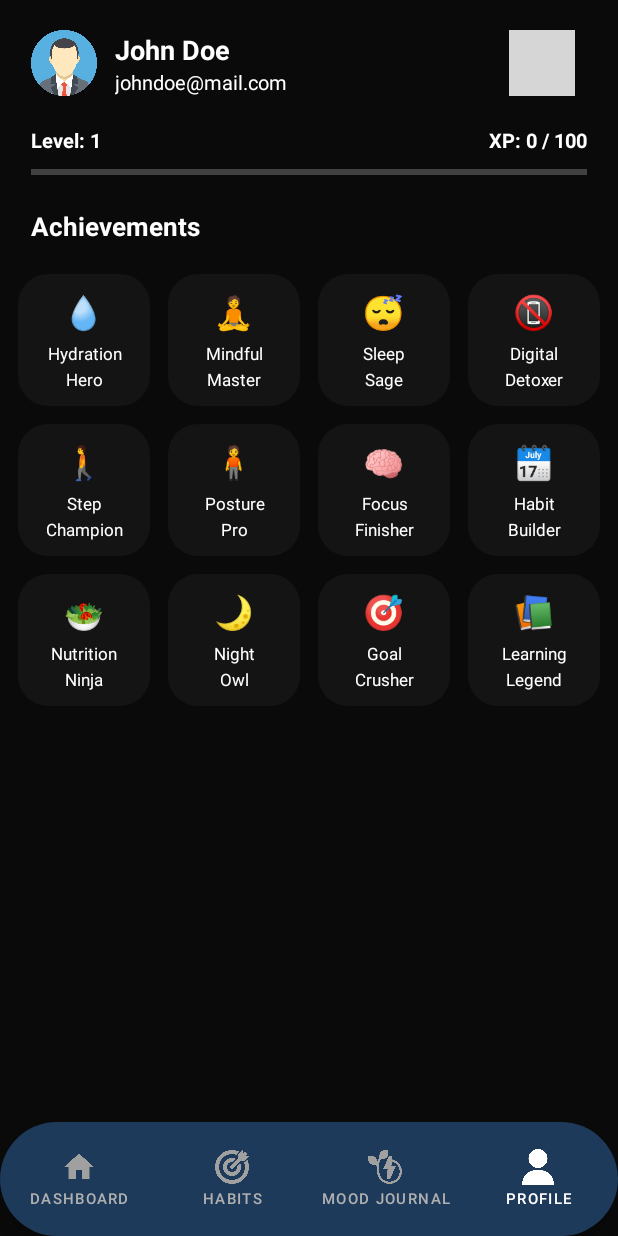
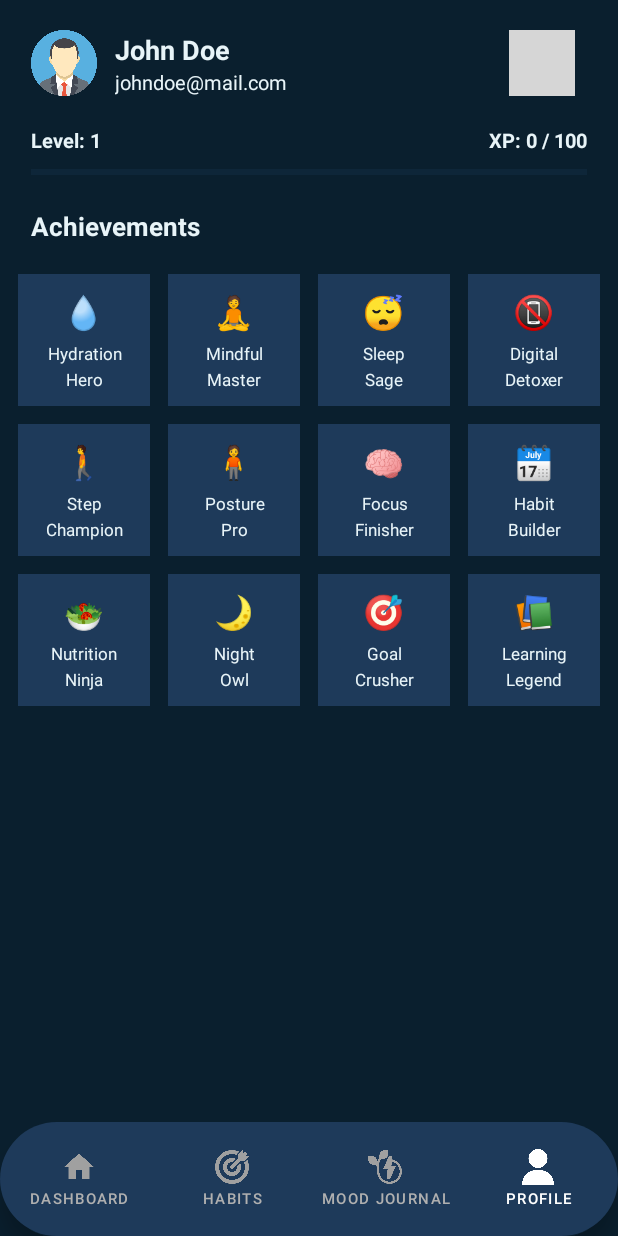
Before and after one commit to OsandaMadugalle/Wellness_Pro, an Android app: the ProfileScreen screen opened directly, with no data from a screen before it, on a phone screen of 412 x 824 dp. Run offline under Robolectric (Android 15) with nearby library versions, the phone set to English and light mode, and no system bars; grey boxes are pictures that could not be loaded.

Commit message:
profile screen color changed

```diff
--- a/app/src/main/res/layout/activity_profile_screen.xml
+++ b/app/src/main/res/layout/activity_profile_screen.xml
@@ -5,7 +5,7 @@
     android:id="@+id/main"
     android:layout_width="match_parent"
     android:layout_height="match_parent"
-    android:background="@color/app_background_dark"
+    android:background="#FF0A1F2E"
     android:paddingTop="24dp"
     tools:context=".ProfileScreen">
 
@@ -43,8 +43,8 @@
         android:paddingStart="12dp"
         android:paddingEnd="12dp"
         android:text="@string/log_out"
-        android:textColor="@color/text_white"
-        app:backgroundTint="@color/button_red"
+        android:textColor="#FFE8F4F8"
+        app:backgroundTint="#FFFF5252"
         app:layout_constraintEnd_toEndOf="@id/guidelineEnd"
         app:layout_constraintTop_toTopOf="@id/imageViewAvatar"
         app:layout_constraintBottom_toBottomOf="@id/imageViewAvatar" />
@@ -82,7 +82,7 @@
             android:ellipsize="end"
             android:maxLines="1"
             android:text="@string/name"
-            android:textColor="@color/text_white"
+            android:textColor="#FFE8F4F8"
             android:textSize="18sp"
             android:textStyle="bold" />
 
@@ -93,7 +93,7 @@
             android:ellipsize="end"
             android:maxLines="1"
             android:text="@string/mail"
-            android:textColor="@color/text_white"
+            android:textColor="#FFE8F4F8"
             android:textSize="13sp" />
     </LinearLayout>
 
@@ -111,7 +111,7 @@
             android:layout_width="wrap_content"
             android:layout_height="wrap_content"
             android:text="@string/level"
-            android:textColor="@color/text_white"
+            android:textColor="#FFE8F4F8"
             android:textSize="13sp"
             android:textStyle="bold"
             app:layout_constraintStart_toStartOf="parent"
@@ -122,7 +122,7 @@
             android:layout_width="wrap_content"
             android:layout_height="wrap_content"
             android:text="@string/xp"
-            android:textColor="@color/text_white"
+            android:textColor="#FFE8F4F8"
             android:textSize="13sp"
             android:textStyle="bold"
             app:layout_constraintEnd_toEndOf="parent"
@@ -139,8 +139,8 @@
             app:layout_constraintStart_toStartOf="parent"
             app:layout_constraintEnd_toEndOf="parent"
             app:layout_constraintTop_toBottomOf="@id/textViewLevel"
-            android:progressTint="@color/purple_500"
-            android:progressBackgroundTint="@color/grey_300" />
+            android:progressTint="#FF4CAF50"
+            android:progressBackgroundTint="#FF1E3A5A" />
 
     </androidx.constraintlayout.widget.ConstraintLayout>
 
@@ -150,7 +150,7 @@
         android:layout_height="wrap_content"
         android:layout_marginTop="20dp"
         android:text="@string/achievements"
-        android:textColor="@color/text_white"
+        android:textColor="#FFE8F4F8"
         android:textSize="17sp"
         android:textStyle="bold"
         app:layout_constraintStart_toStartOf="@id/guidelineStart"
@@ -194,7 +194,7 @@
                 android:id="@+id/challengeItemHydration"
                 android:layout_width="0dp"
                 android:layout_height="wrap_content"
-                android:background="@drawable/box_corners_rounded_very_dark"
+                android:background="#FF1E3A5A"
                 android:padding="10dp">
 
                 <TextView
@@ -202,7 +202,7 @@
                     android:layout_width="wrap_content"
                     android:layout_height="wrap_content"
                     android:text="@string/emoji_hydration"
-                    android:textColor="@color/text_white"
+                    android:textColor="#FFE8F4F8"
                     android:textSize="22sp"
                     android:textStyle="bold"
                     app:layout_constraintEnd_toEndOf="parent"
@@ -218,7 +218,7 @@
                     android:gravity="center_horizontal"
                     android:maxLines="1"
                     android:text="@string/ac_hydration"
-                    android:textColor="@color/text_white"
+                    android:textColor="#FFE8F4F8"
                     android:textSize="11sp"
                     app:layout_constrainedWidth="true"
                     app:layout_constraintEnd_toEndOf="parent"
@@ -234,7 +234,7 @@
                     android:gravity="center_horizontal"
                     android:maxLines="1"
                     android:text="@string/ac_hero"
-                    android:textColor="@color/text_white"
+                    android:textColor="#FFE8F4F8"
                     android:textSize="11sp"
                     app:layout_constrainedWidth="true"
                     app:layout_constraintBottom_toBottomOf="parent"
@@ -248,7 +248,7 @@
                 android:id="@+id/challengeItemMindful"
                 android:layout_width="0dp"
                 android:layout_height="wrap_content"
-                android:background="@drawable/box_corners_rounded_very_dark"
+                android:background="#FF1E3A5A"
                 android:padding="10dp">
 
                 <TextView
@@ -256,7 +256,7 @@
                     android:layout_width="wrap_content"
                     android:layout_height="wrap_content"
                     android:text="@string/emoji_meditation"
-                    android:textColor="@color/text_white"
+                    android:textColor="#FFE8F4F8"
                     android:textSize="22sp"
                     android:textStyle="bold"
                     app:layout_constraintEnd_toEndOf="parent"
@@ -272,7 +272,7 @@
                     android:gravity="center_horizontal"
                     android:maxLines="1"
                     android:text="@string/ac_mindful"
-                    android:textColor="@color/text_white"
+                    android:textColor="#FFE8F4F8"
                     android:textSize="11sp"
                     app:layout_constrainedWidth="true"
                     app:layout_constraintEnd_toEndOf="parent"
@@ -288,7 +288,7 @@
                     android:gravity="center_horizontal"
                     android:maxLines="1"
                     android:text="@string/ac_master"
-                    android:textColor="@color/text_white"
+                    android:textColor="#FFE8F4F8"
                     android:textSize="11sp"
                     app:layout_constrainedWidth="true"
                     app:layout_constraintBottom_toBottomOf="parent"
@@ -301,7 +301,7 @@
                 android:id="@+id/challengeItemSleep"
                 android:layout_width="0dp"
                 android:layout_height="wrap_content"
-                android:background="@drawable/box_corners_rounded_very_dark"
+                android:background="#FF1E3A5A"
                 android:padding="10dp">
 
                 <TextView
@@ -309,7 +309,7 @@
                     android:layout_width="wrap_content"
                     android:layout_height="wrap_content"
                     android:text="@string/emoji_sleep"
-                    android:textColor="@color/text_white"
+                    android:textColor="#FFE8F4F8"
                     android:textSize="22sp"
                     android:textStyle="bold"
                     app:layout_constraintEnd_toEndOf="parent"
@@ -325,7 +325,7 @@
                     android:gravity="center_horizontal"
                     android:maxLines="1"
                     android:text="@string/ac_sleep"
-                    android:textColor="@color/text_white"
+                    android:textColor="#FFE8F4F8"
                     android:textSize="11sp"
                     app:layout_constrainedWidth="true"
                     app:layout_constraintEnd_toEndOf="parent"
@@ -341,7 +341,7 @@
                     android:gravity="center_horizontal"
                     android:maxLines="1"
                     android:text="@string/ac_sage"
-                    android:textColor="@color/text_white"
+                    android:textColor="#FFE8F4F8"
                     android:textSize="11sp"
                     app:layout_constrainedWidth="true"
                     app:layout_constraintBottom_toBottomOf="parent"
@@ -354,7 +354,7 @@
                 android:id="@+id/challengeItemDigitalDetox"
                 android:layout_width="0dp"
                 android:layout_height="wrap_content"
-                android:background="@drawable/box_corners_rounded_very_dark"
+                android:background="#FF1E3A5A"
                 android:padding="10dp">
 
                 <TextView
@@ -362,7 +362,7 @@
                     android:layout_width="wrap_content"
                     android:layout_height="wrap_content"
                     android:text="@string/emoji_no_digital"
-                    android:textColor="@color/text_white"
+                    android:textColor="#FFE8F4F8"
                     android:textSize="22sp"
                     android:textStyle="bold"
                     app:layout_constraintEnd_toEndOf="parent"
@@ -378,7 +378,7 @@
                     android:gravity="center_horizontal"
                     android:maxLines="1"
                     android:text="@string/ac_digital"
-                    android:textColor="@color/text_white"
+                    android:textColor="#FFE8F4F8"
                     android:textSize="11sp"
                     app:layout_constrainedWidth="true"
                     app:layout_constraintEnd_toEndOf="parent"
@@ -394,7 +394,7 @@
                     android:gravity="center_horizontal"
                     android:maxLines="1"
                     android:text="@string/ac_detoxer"
-                    android:textColor="@color/text_white"
+                    android:textColor="#FFE8F4F8"
                     android:textSize="11sp"
                     app:layout_constrainedWidth="true"
                     app:layout_constraintBottom_toBottomOf="parent"
@@ -407,7 +407,7 @@
                 android:id="@+id/challengeItemStep"
                 android:layout_width="0dp"
                 android:layout_height="wrap_content"
-                android:background="@drawable/box_corners_rounded_very_dark"
+                android:background="#FF1E3A5A"
                 android:padding="10dp">
 
                 <TextView
@@ -415,7 +415,7 @@
                     android:layout_width="wrap_content"
                     android:layout_height="wrap_content"
                     android:text="@string/emoji_walk"
-                    android:textColor="@color/text_white"
+                    android:textColor="#FFE8F4F8"
                     android:textSize="22sp"
                     android:textStyle="bold"
                     app:layout_constraintEnd_toEndOf="parent"
@@ -431,7 +431,7 @@
                     android:gravity="center_horizontal"
                     android:maxLines="1"
                     android:text="@string/ac_step"
-                    android:textColor="@color/text_white"
+                    android:textColor="#FFE8F4F8"
                     android:textSize="11sp"
                     app:layout_constrainedWidth="true"
                     app:layout_constraintEnd_toEndOf="parent"
@@ -447,7 +447,7 @@
                     android:gravity="center_horizontal"
                     android:maxLines="1"
                     android:text="@string/ac_champion"
-                    android:textColor="@color/text_white"
+                    android:textColor="#FFE8F4F8"
                     android:textSize="11sp"
                     app:layout_constrainedWidth="true"
                     app:layout_constraintBottom_toBottomOf="parent"
@@ -460,7 +460,7 @@
                 android:id="@+id/challengeItemPosture"
                 android:layout_width="0dp"
                 android:layout_height="wrap_content"
-                android:background="@drawable/box_corners_rounded_very_dark"
+                android:background="#FF1E3A5A"
                 android:padding="10dp">
 
                 <TextView
@@ -468,7 +468,7 @@
                     android:layout_width="wrap_content"
                     android:layout_height="wrap_content"
                     android:text="@string/emoji_posture"
-                    android:textColor="@color/text_white"
+                    android:textColor="#FFE8F4F8"
                     android:textSize="22sp"
                     android:textStyle="bold"
                     app:layout_constraintEnd_toEndOf="parent"
@@ -484,7 +484,7 @@
                     android:gravity="center_horizontal"
                     android:maxLines="1"
                     android:text="@string/ac_posture"
-                    android:textColor="@color/text_white"
+                    android:textColor="#FFE8F4F8"
                     android:textSize="11sp"
                     app:layout_constrainedWidth="true"
                     app:layout_constraintEnd_toEndOf="parent"
@@ -500,7 +500,7 @@
                     android:gravity="center_horizontal"
                     android:maxLines="1"
                     android:text="@string/ac_pro"
-                    android:textColor="@color/text_white"
+                    android:textColor="#FFE8F4F8"
                     android:textSize="11sp"
                     app:layout_constrainedWidth="true"
                     app:layout_constraintBottom_toBottomOf="parent"
@@ -513,7 +513,7 @@
                 android:id="@+id/challengeItemFocus"
                 android:layout_width="0dp"
                 android:layout_height="wrap_content"
-                android:background="@drawable/box_corners_rounded_very_dark"
+                android:background="#FF1E3A5A"
                 android:padding="10dp">
 
                 <TextView
@@ -521,7 +521,7 @@
                     android:layout_width="wrap_content"
                     android:layout_height="wrap_content"
                     android:text="@string/emoji_brain"
-                    android:textColor="@color/text_white"
+                    android:textColor="#FFE8F4F8"
                     android:textSize="22sp"
                     android:textStyle="bold"
                     app:layout_constraintEnd_toEndOf="parent"
@@ -537,7 +537,7 @@
                     android:gravity="center_horizontal"
                     android:maxLines="1"
                     android:text="@string/ac_focus"
-                    android:textColor="@color/text_white"
+                    android:textColor="#FFE8F4F8"
                     android:textSize="11sp"
                     app:layout_constrainedWidth="true"
                     app:layout_constraintEnd_toEndOf="parent"
@@ -553,7 +553,7 @@
                     android:gravity="center_horizontal"
                     android:maxLines="1"
                     android:text="@string/ac_finisher"
-                    android:textColor="@color/text_white"
+                    android:textColor="#FFE8F4F8"
                     android:textSize="11sp"
                     app:layout_constrainedWidth="true"
                     app:layout_constraintBottom_toBottomOf="parent"
@@ -566,7 +566,7 @@
                 android:id="@+id/challengeItemHabit"
                 android:layout_width="0dp"
                 android:layout_height="wrap_content"
-                android:background="@drawable/box_corners_rounded_very_dark"
+                android:background="#FF1E3A5A"
                 android:padding="10dp">
 
                 <TextView
@@ -574,7 +574,7 @@
                     android:layout_width="wrap_content"
                     android:layout_height="wrap_content"
                     android:text="@string/emoji_habit"
-                    android:textColor="@color/text_white"
+                    android:textColor="#FFE8F4F8"
                     android:textSize="22sp"
                     android:textStyle="bold"
                     app:layout_constraintEnd_toEndOf="parent"
@@ -590,7 +590,7 @@
                     android:gravity="center_horizontal"
                     android:maxLines="1"
                     android:text="@string/ac_habit"
-                    android:textColor="@color/text_white"
+                    android:textColor="#FFE8F4F8"
                     android:textSize="11sp"
                     app:layout_constrainedWidth="true"
                     app:layout_constraintEnd_toEndOf="parent"
@@ -606,7 +606,7 @@
                     android:gravity="center_horizontal"
                     android:maxLines="1"
                     android:text="@string/ac_builder"
-                    android:textColor="@color/text_white"
+                    android:textColor="#FFE8F4F8"
                     android:textSize="11sp"
                     app:layout_constrainedWidth="true"
                     app:layout_constraintBottom_toBottomOf="parent"
@@ -619,7 +619,7 @@
                 android:id="@+id/challengeItemNutrition"
                 android:layout_width="0dp"
                 android:layout_height="wrap_content"
-                android:background="@drawable/box_corners_rounded_very_dark"
+                android:background="#FF1E3A5A"
                 android:padding="10dp">
 
                 <TextView
@@ -627,7 +627,7 @@
                     android:layout_width="wrap_content"
                     android:layout_height="wrap_content"
                     android:text="@string/emoji_nutrition"
-                    android:textColor="@color/text_white"
+                    android:textColor="#FFE8F4F8"
                     android:textSize="22sp"
                     android:textStyle="bold"
                     app:layout_constraintEnd_toEndOf="parent"
@@ -643,7 +643,7 @@
                     android:gravity="center_horizontal"
                     android:maxLines="1"
                     android:text="@string/ac_nutrition"
-                    android:textColor="@color/text_white"
+                    android:textColor="#FFE8F4F8"
                     android:textSize="11sp"
                     app:layout_constrainedWidth="true"
                     app:layout_constraintEnd_toEndOf="parent"
@@ -659,7 +659,7 @@
                     android:gravity="center_horizontal"
                     android:maxLines="1"
                     android:text="@string/ac_ninja"
-                    android:textColor="@color/text_white"
+                    android:textColor="#FFE8F4F8"
                     android:textSize="11sp"
                     app:layout_constrainedWidth="true"
                     app:layout_constraintBottom_toBottomOf="parent"
@@ -672,7 +672,7 @@
                 android:id="@+id/challengeItemNightOwl"
                 android:layout_width="0dp"
                 android:layout_height="wrap_content"
-                android:background="@drawable/box_corners_rounded_very_dark"
+                android:background="#FF1E3A5A"
                 android:padding="10dp">
 
                 <TextView
@@ -680,7 +680,7 @@
                     android:layout_width="wrap_content"
                     android:layout_height="wrap_content"
                     android:text="@string/emoji_night"
-                    android:textColor="@color/text_white"
+                    android:textColor="#FFE8F4F8"
                     android:textSize="22sp"
                     android:textStyle="bold"
                     app:layout_constraintEnd_toEndOf="parent"
@@ -696,7 +696,7 @@
                     android:gravity="center_horizontal"
                     android:maxLines="1"
                     android:text="@string/ac_night"
-                    android:textColor="@color/text_white"
+                    android:textColor="#FFE8F4F8"
                     android:textSize="11sp"
                     app:layout_constrainedWidth="true"
                     app:layout_constraintEnd_toEndOf="parent"
@@ -712,7 +712,7 @@
                     android:gravity="center_horizontal"
                     android:maxLines="1"
                     android:text="@string/ac_owl"
-                    android:textColor="@color/text_white"
+                    android:textColor="#FFE8F4F8"
                     android:textSize="11sp"
                     app:layout_constrainedWidth="true"
                     app:layout_constraintBottom_toBottomOf="parent"
@@ -725,7 +725,7 @@
                 android:id="@+id/challengeItemGoal"
                 android:layout_width="0dp"
                 android:layout_height="wrap_content"
-                android:background="@drawable/box_corners_rounded_very_dark"
+                android:background="#FF1E3A5A"
                 android:padding="10dp">
 
                 <TextView
@@ -733,7 +733,7 @@
                     android:layout_width="wrap_content"
                     android:layout_height="wrap_content"
                     android:text="@string/emoji_goal"
-                    android:textColor="@color/text_white"
+                    android:textColor="#FFE8F4F8"
                     android:textSize="22sp"
                     android:textStyle="bold"
                     app:layout_constraintEnd_toEndOf="parent"
@@ -749,7 +749,7 @@
                     android:gravity="center_horizontal"
                     android:maxLines="1"
                     android:text="@string/ac_goal"
-                    android:textColor="@color/text_white"
+                    android:textColor="#FFE8F4F8"
                     android:textSize="11sp"
                     app:layout_constrainedWidth="true"
                     app:layout_constraintEnd_toEndOf="parent"
@@ -765,7 +765,7 @@
                     android:gravity="center_horizontal"
                     android:maxLines="1"
                     android:text="@string/ac_crusher"
-                    android:textColor="@color/text_white"
+                    android:textColor="#FFE8F4F8"
                     android:textSize="11sp"
                     app:layout_constrainedWidth="true"
                     app:layout_constraintBottom_toBottomOf="parent"
@@ -778,7 +778,7 @@
                 android:id="@+id/challengeItemLearning"
                 android:layout_width="0dp"
                 android:layout_height="wrap_content"
-                android:background="@drawable/box_corners_rounded_very_dark"
+                android:background="#FF1E3A5A"
                 android:padding="10dp">
 
                 <TextView
@@ -786,7 +786,7 @@
                     android:layout_width="wrap_content"
                     android:layout_height="wrap_content"
                     android:text="@string/emoji_learn"
-                    android:textColor="@color/text_white"
+                    android:textColor="#FFE8F4F8"
                     android:textSize="22sp"
                     android:textStyle="bold"
                     app:layout_constraintEnd_toEndOf="parent"
@@ -802,7 +802,7 @@
                     android:gravity="center_horizontal"
                     android:maxLines="1"
                     android:text="@string/ac_learning"
-                    android:textColor="@color/text_white"
+                    android:textColor="#FFE8F4F8"
                     android:textSize="11sp"
                     app:layout_constrainedWidth="true"
                     app:layout_constraintEnd_toEndOf="parent"
@@ -818,7 +818,7 @@
                     android:gravity="center_horizontal"
                     android:maxLines="1"
                     android:text="@string/ac_legend"
-                    android:textColor="@color/text_white"
+                    android:textColor="#FFE8F4F8"
                     android:textSize="11sp"
                     app:layout_constrainedWidth="true"
                     app:layout_constraintBottom_toBottomOf="parent"
```
